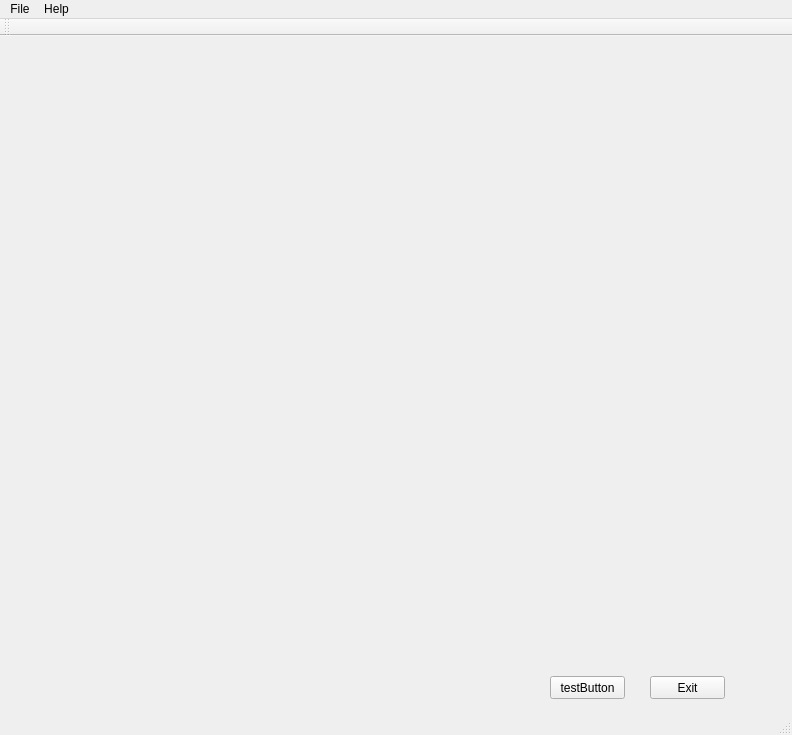
hitimr/F283xS_GUI, file F2837xS GUI/f2837xsgui.ui: the form before one commit.
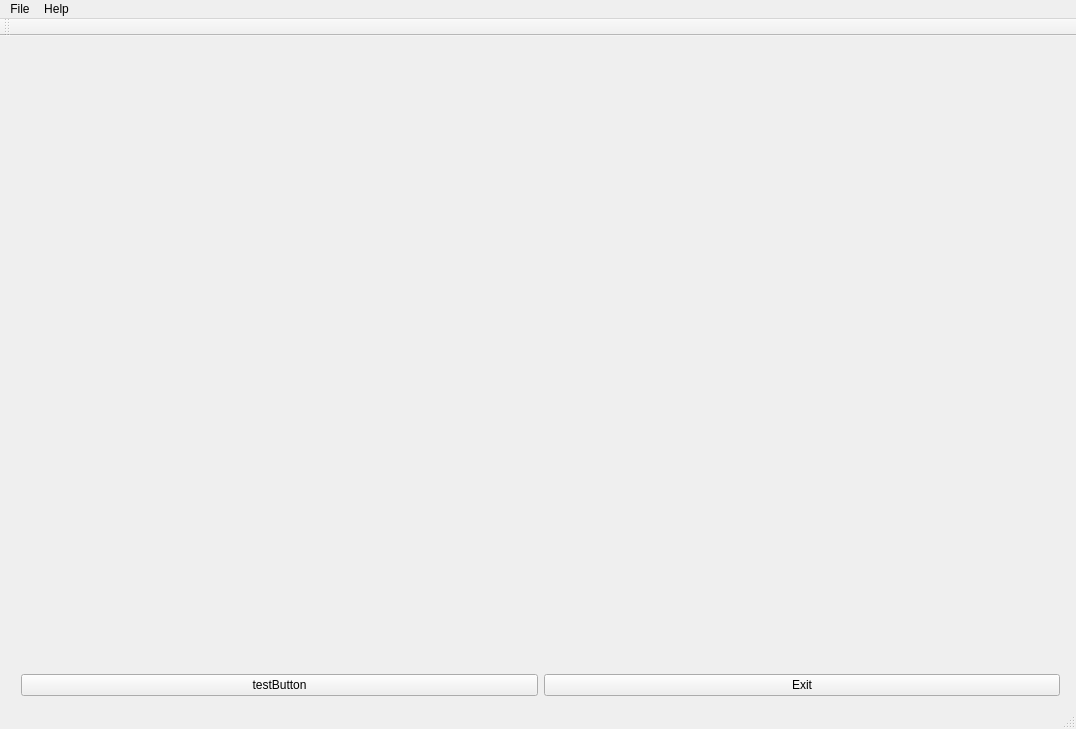
The form after the commit.

The edit to the form file:
```diff
--- a/F2837xS GUI/f2837xsgui.ui
+++ b/F2837xS GUI/f2837xsgui.ui
@@ -6,69 +6,53 @@
    <rect>
     <x>0</x>
     <y>0</y>
-    <width>792</width>
-    <height>735</height>
+    <width>1076</width>
+    <height>729</height>
    </rect>
   </property>
   <property name="windowTitle">
    <string>F2837xSGUI</string>
   </property>
   <widget class="QWidget" name="centralWidget">
-   <widget class="QWidget" name="verticalLayoutWidget">
+   <widget class="QWidget" name="">
     <property name="geometry">
      <rect>
-      <x>20</x>
+      <x>10</x>
       <y>10</y>
-      <width>481</width>
+      <width>1061</width>
       <height>661</height>
      </rect>
     </property>
+    <layout class="QGridLayout" name="gridLayout">
+     <item row="0" column="0" rowspan="2">
     <layout class="QVBoxLayout" name="chartArea"/>
-   </widget>
+     </item>
+     <item row="1" column="1">
    <widget class="QPushButton" name="testButton">
-    <property name="geometry">
-     <rect>
-      <x>550</x>
-      <y>640</y>
-      <width>75</width>
-      <height>23</height>
-     </rect>
-    </property>
     <property name="text">
      <string>testButton</string>
     </property>
    </widget>
-   <widget class="QWidget" name="verticalLayoutWidget_2">
-    <property name="geometry">
-     <rect>
-      <x>549</x>
-      <y>10</y>
-      <width>211</width>
-      <height>291</height>
-     </rect>
-    </property>
-    <layout class="QVBoxLayout" name="inputLayout"/>
-   </widget>
+     </item>
+     <item row="1" column="2">
    <widget class="QPushButton" name="exitButton">
-    <property name="geometry">
-     <rect>
-      <x>650</x>
-      <y>640</y>
-      <width>75</width>
-      <height>23</height>
-     </rect>
-    </property>
     <property name="text">
      <string>Exit</string>
     </property>
    </widget>
+     </item>
+     <item row="0" column="1" colspan="2">
+      <layout class="QVBoxLayout" name="inputLayout"/>
+     </item>
+    </layout>
+   </widget>
   </widget>
   <widget class="QMenuBar" name="menuBar">
    <property name="geometry">
     <rect>
      <x>0</x>
      <y>0</y>
-     <width>792</width>
+     <width>1076</width>
      <height>21</height>
     </rect>
    </property>
```
Lines whose indentation alone changed are shown as unchanged.
